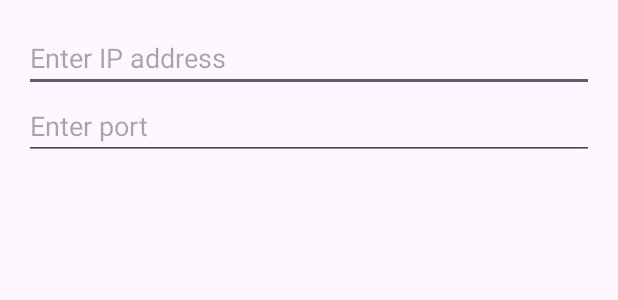
After one commit to MDG369/RouteMapper, an Android app built with Jetpack Compose: the layout dialog_input.xml on its own in the app's theme, with its tools: preview values and no code run, on a phone screen of 412 x 824 dp. The commit adds this screen. Shown: the top 300 px of the screen. Run offline under Robolectric (Android 15) with nearby library versions, the phone set to English and light mode, and no system bars.

Commit message:
added port and ip inputs

```diff
--- a/app/src/main/AndroidManifest.xml
+++ b/app/src/main/AndroidManifest.xml
@@ -20,8 +20,7 @@
             android:theme="@style/Theme.RouteMapper"
             android:usesCleartextTraffic="true"
             tools:targetApi="31">
-        <!-- The meta-data tag has to be present in order for google maps to work,
-         but a correct key is not needed. -->
+
         <meta-data
                 android:name="com.google.android.geo.API_KEY"
                 android:value="key"/>
--- /dev/null
+++ b/app/src/main/res/layout/dialog_input.xml
@@ -0,0 +1,21 @@
+<?xml version="1.0" encoding="utf-8"?>
+<LinearLayout xmlns:android="http://schemas.android.com/apk/res/android"
+              android:layout_width="match_parent"
+              android:layout_height="wrap_content"
+              android:orientation="vertical"
+              android:padding="16dp">
+
+    <EditText
+            android:id="@+id/editTextIP"
+            android:layout_width="match_parent"
+            android:layout_height="wrap_content"
+            android:hint="Enter IP address"
+            android:inputType="text" />
+
+    <EditText
+            android:id="@+id/editTextPort"
+            android:layout_width="match_parent"
+            android:layout_height="wrap_content"
+            android:hint="Enter port"
+            android:inputType="number" />
+</LinearLayout>
```
Also changed, not shown: app/src/main/java/com/example/routemapper/configdialog/ServerConfigDialogFragment.kt.kt (added, +51 -0 lines), app/src/main/java/com/example/routemapper/map/MapActivity.kt (+18 -2 lines), app/src/main/java/com/example/routemapper/network/WebClient.kt (+5 -3 lines).
